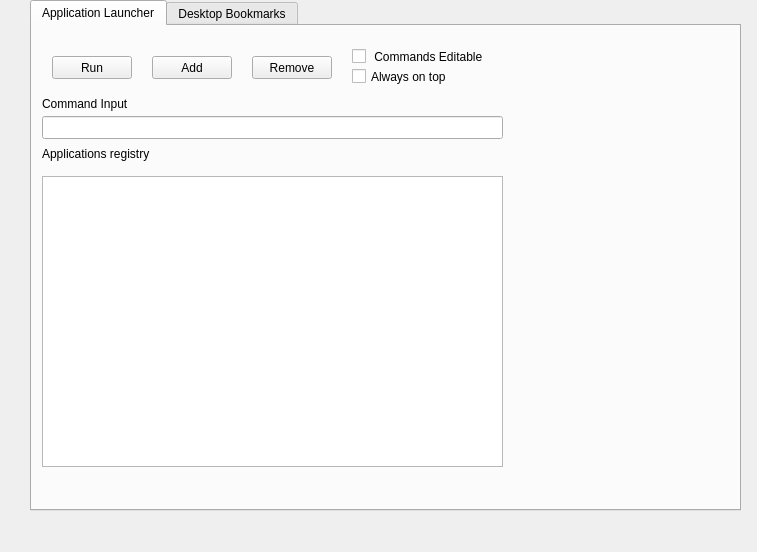
caiorss/qapplauncher, file user_interface.ui: the form before one commit.
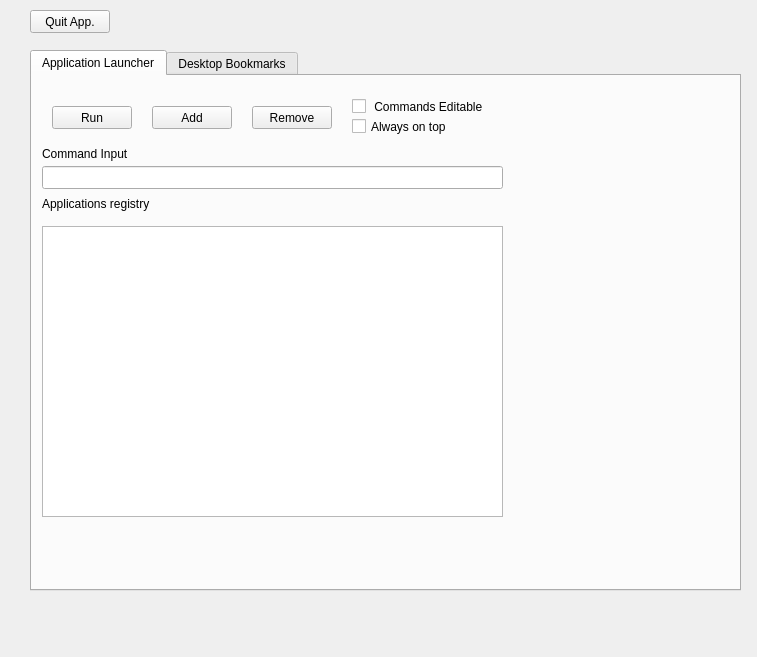
The form after the commit. The open tabs and pages were chosen to show the change.

Commit message: Modify user interface - create quit application button.

What changed in the file:
```diff
--- a/user_interface.ui
+++ b/user_interface.ui
@@ -7,7 +7,7 @@
     <x>0</x>
     <y>0</y>
     <width>757</width>
-    <height>552</height>
+    <height>657</height>
    </rect>
   </property>
   <property name="windowTitle">
@@ -18,9 +18,9 @@
     <property name="geometry">
      <rect>
       <x>30</x>
-      <y>0</y>
+      <y>50</y>
       <width>711</width>
-      <height>511</height>
+      <height>541</height>
      </rect>
     </property>
     <property name="currentIndex">
@@ -355,6 +355,22 @@
      </widget>
     </widget>
    </widget>
+   <widget class="QPushButton" name="btn_quit_app">
+    <property name="geometry">
+     <rect>
+      <x>30</x>
+      <y>10</y>
+      <width>80</width>
+      <height>23</height>
+     </rect>
+    </property>
+    <property name="toolTip">
+     <string>Quit application</string>
+    </property>
+    <property name="text">
+     <string>Quit App.</string>
+    </property>
+   </widget>
   </widget>
   <widget class="QMenuBar" name="menuBar">
    <property name="geometry">
```
Left out of the diff: 4 changed lines with no effect on the pictures.
